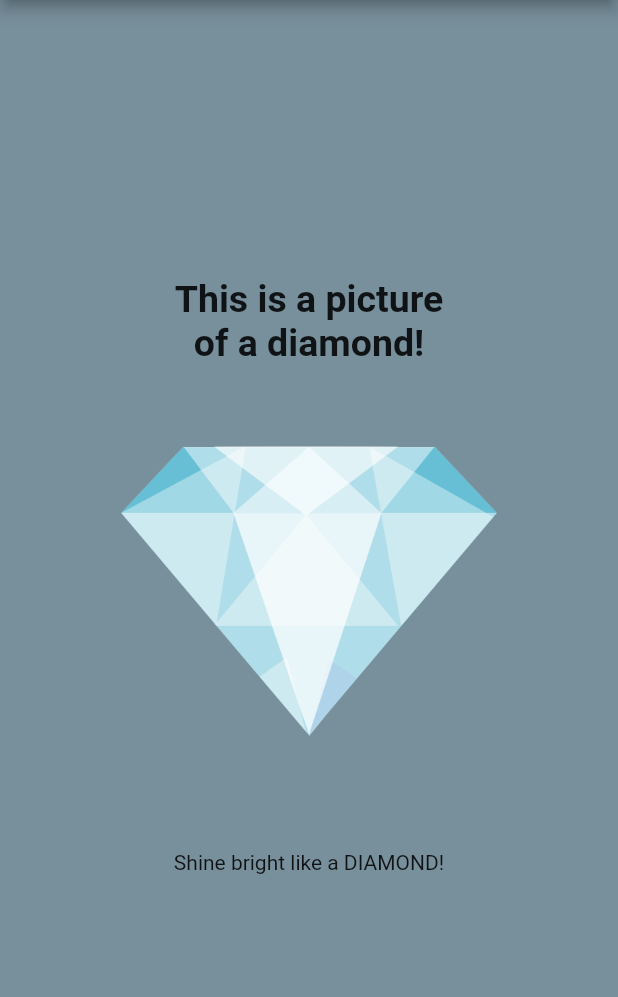
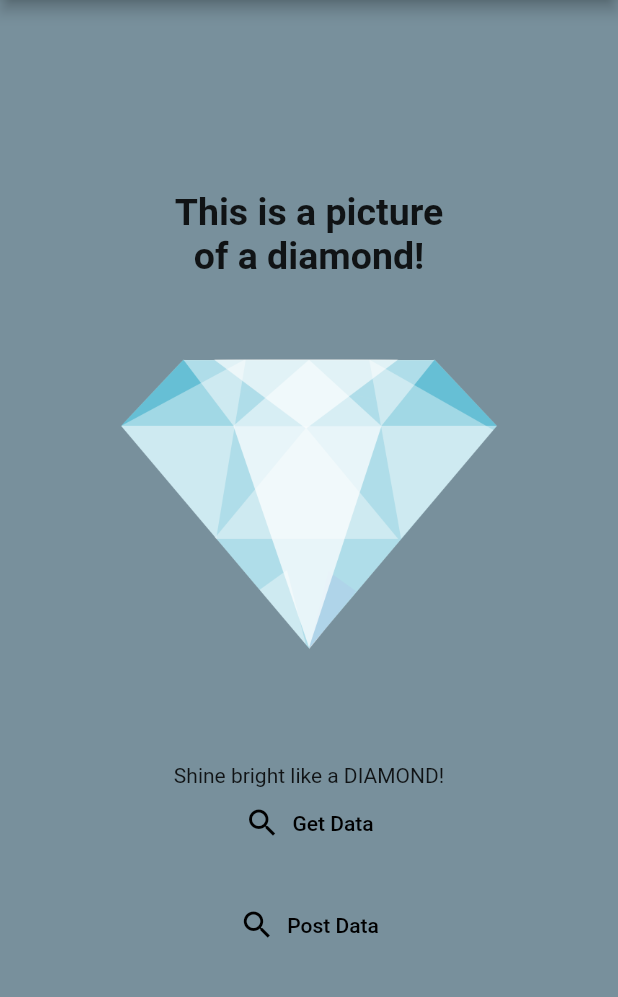
Before and after one commit to iqballiii/iamrich, a Flutter app: the screen it shows after launch, on a phone screen of 412 x 824 dp, the part 84-1081 px from its top. Run offline on Flutter 3.47's test engine with Material 2 defaults, Android fonts, the phone set to English and light mode, and no system bars; drawn by our look-alikes of animated_text_kit.

Commit message:
networking

```diff
--- a/lib/main.dart
+++ b/lib/main.dart
@@ -1,6 +1,7 @@
 import 'package:flutter/cupertino.dart';
 import 'package:flutter/material.dart';
 import 'package:animated_text_kit/animated_text_kit.dart';
+import 'package:i_am_rich/networking.dart';
 
 void main() {
   runApp(MaterialApp(home: IAmRich()));
@@ -47,6 +48,38 @@ class IAmRich extends StatelessWidget {
             ],
             repeatForever: true,
           ),
+          TextButton.icon(
+            onPressed: () async {
+              var data = await NetworkHelper().getData();
+              print(data['title']);
+            },
+            icon: Icon(
+              Icons.search,
+              color: Colors.black,
+            ),
+            label: Text(
+              'Get Data',
+              style: TextStyle(color: Colors.black),
+            ),
+          ),
+          SizedBox(
+            height: 20.0,
+          ),
+          TextButton.icon(
+            onPressed: () async {
+              var data = await NetworkHelper().postData('6123456789', 'pass123',
+                  'eyJ0eXAiOiJKV1QiLCJhbGciOiJIUzI1NiJ9.eyJ1c2VyX2lkIjoyLCJleHAiOjE2MjM5OTY0MTN9.kILUrXIweexmAX2IjlEuxyBmH2teKY5VbiuCVMaAun8');
+              print(data);
+            },
+            icon: Icon(
+              Icons.search,
+              color: Colors.black,
+            ),
+            label: Text(
+              'Post Data',
+              style: TextStyle(color: Colors.black),
+            ),
+          ),
         ],
       ),
     );
--- /dev/null
+++ b/lib/networking.dart
@@ -0,0 +1,35 @@
+import 'dart:convert';
+import 'package:http/http.dart' as http;
+
+class NetworkHelper {
+  var url = Uri.parse('https://jsonplaceholder.typicode.com/posts/');
+  var urlPost =
+      Uri.parse("http://dev.eosinfotech.com:5000/auth/login/validateotp");
+  Future<dynamic> getData() async {
+    http.Response response = await http.get(url);
+    if (response.statusCode == 200) {
+      String data = response.body;
+      var decodedData = jsonDecode(data);
+      return decodedData;
+    } else
+      print(response.statusCode);
+  }
+
+  Future<dynamic> postData(String loginID, String pass, String token) async {
+    http.Response response = await http.post(
+      urlPost,
+      headers: {'x-access-token': token},
+      body: jsonEncode(
+        {
+          'otp': 8888,
+        },
+      ),
+    );
+    if (response.statusCode == 200) {
+      String data = response.body;
+      var decodedData = jsonDecode(data);
+      return decodedData;
+    } else
+      print(response.statusCode);
+  }
+}
--- a/pubspec.yaml
+++ b/pubspec.yaml
@@ -29,6 +29,7 @@ dependencies:
   # Use with the CupertinoIcons class for iOS style icons.
   cupertino_icons: ^1.0.2
   animated_text_kit: ^4.2.1
+  http: ^0.13.3
 
 dev_dependencies:
   flutter_test:
```
Also changed, not shown: pubspec.lock, 1 other file.
